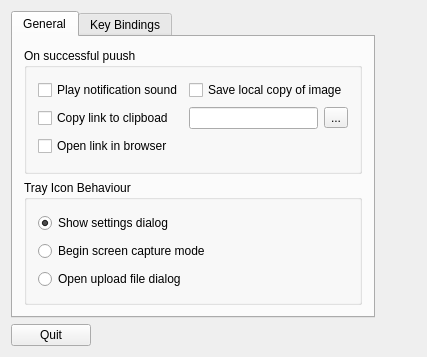
Konosprod/ciconia-linux-gui, file mainwindow.ui: the form before one commit.
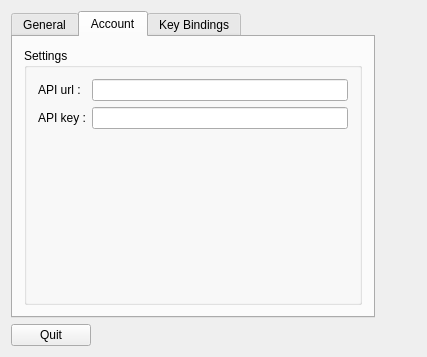
The form after the commit. The open tabs and pages were chosen to show the change. Custom widgets are drawn as their Qt base class.

Commit message: Add bunch of features. Supportting settings

Patch:
```diff
--- a/mainwindow.ui
+++ b/mainwindow.ui
@@ -28,7 +28,7 @@
         <item>
          <widget class="QGroupBox" name="groupBox_2">
           <property name="title">
-           <string>On successful puush</string>
+           <string>On successful push</string>
           </property>
           <layout class="QGridLayout" name="gridLayout">
            <item row="0" column="1">
@@ -111,6 +111,45 @@
         </item>
        </layout>
       </widget>
+      <widget class="QWidget" name="tab_3">
+       <property name="enabled">
+        <bool>true</bool>
+       </property>
+       <attribute name="title">
+        <string>Account</string>
+       </attribute>
+       <layout class="QGridLayout" name="gridLayout_2">
+        <item row="1" column="0">
+         <widget class="QGroupBox" name="groupBox_4">
+          <property name="title">
+           <string>Settings</string>
+          </property>
+          <layout class="QFormLayout" name="formLayout_2">
+           <item row="0" column="0">
+            <widget class="QLabel" name="label_4">
+             <property name="text">
+              <string>API url :</string>
+             </property>
+            </widget>
+           </item>
+           <item row="0" column="1">
+            <widget class="QLineEdit" name="urlLineEdit"/>
+           </item>
+           <item row="1" column="0">
+            <widget class="QLabel" name="label_6">
+             <property name="text">
+              <string>API key :</string>
+             </property>
+            </widget>
+           </item>
+           <item row="1" column="1">
+            <widget class="QLineEdit" name="apiLineEdit"/>
+           </item>
+          </layout>
+         </widget>
+        </item>
+       </layout>
+      </widget>
       <widget class="QWidget" name="tab_2">
        <attribute name="title">
         <string>Key Bindings</string>
```
The commit also changes 7 other files.
